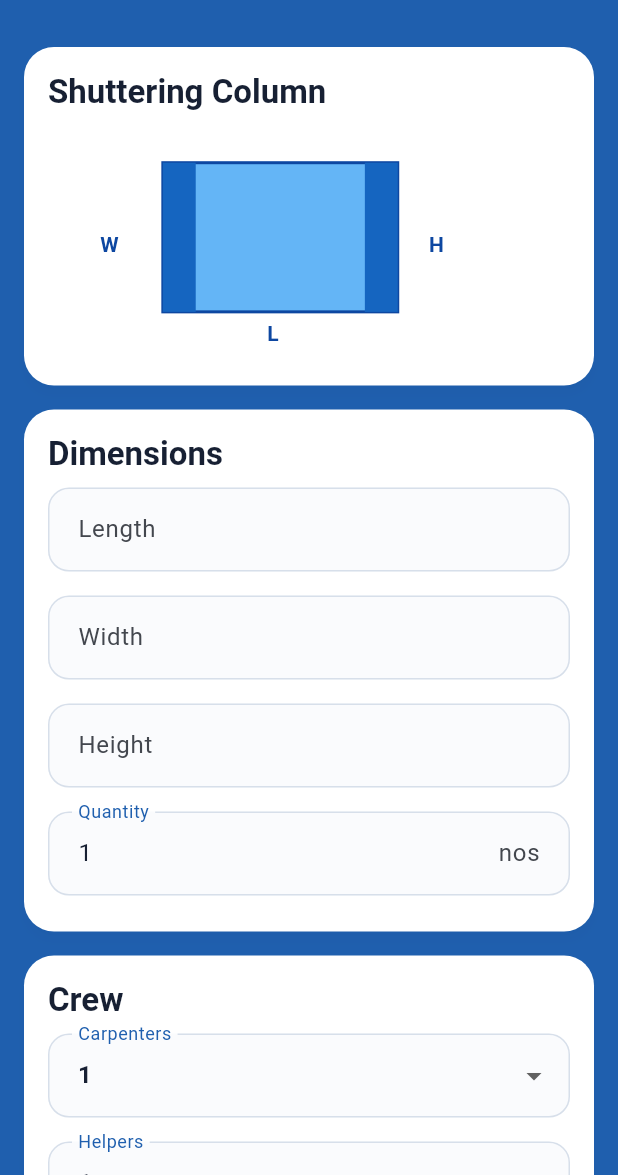
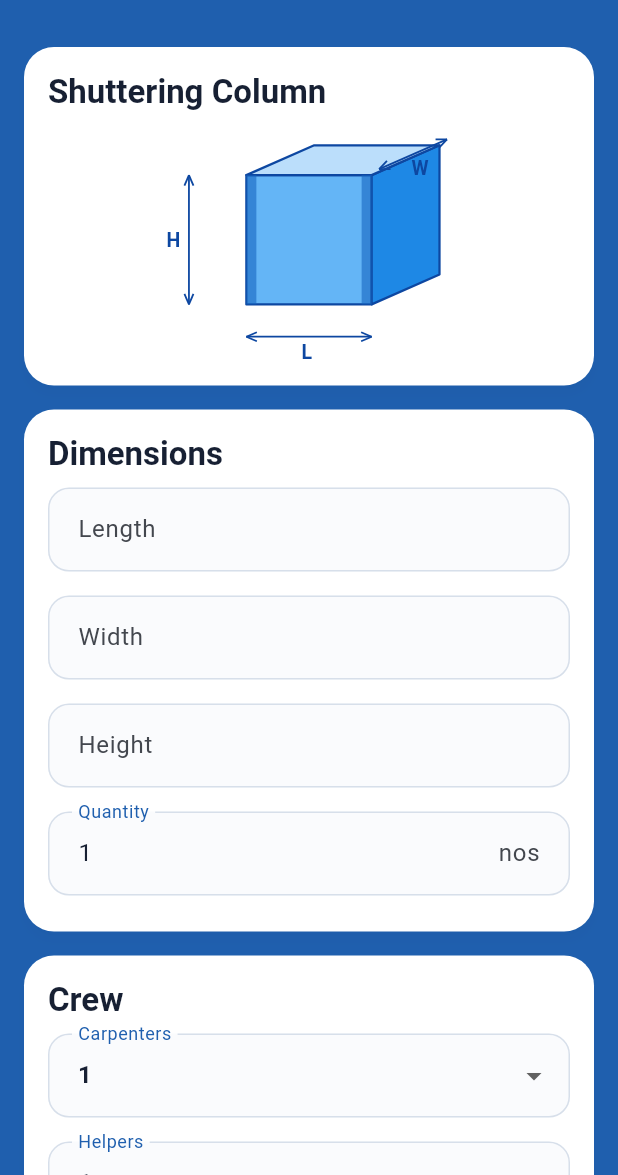
Before and after one commit to Akkiiip/SiteQuant, a Flutter app: the ShutteringScreen screen opened directly, after a tap on "Column", on a phone screen of 412 x 824 dp, the part 61-1236 px from its top. Run offline on Flutter 3.47's test engine with Material 3 defaults, Android fonts, the phone set to English and light mode, and no system bars; our stand-ins replace firebase_analytics, firebase_core, firebase_crashlytics, google_mobile_ads, shared_preferences; accounts and stored records are empty; statements that could not run were skipped.

Commit message:
ui: improve shuttering diagrams

```diff
--- a/lib/widgets/shuttering_diagram.dart
+++ b/lib/widgets/shuttering_diagram.dart
@@ -1,102 +1,188 @@
 import 'package:flutter/material.dart';
+
 import '../models/shuttering_result.dart';
 
+/// Offline engineering schematic for the Shuttering selector and input screens.
 class ShutteringDiagram extends StatelessWidget {
   const ShutteringDiagram({super.key, required this.type});
+
   final ShutteringType type;
+
+  String get dimensionLabels => switch (type) {
+    ShutteringType.column => 'L W H',
+    ShutteringType.beam => 'L B D',
+    ShutteringType.footing => 'L W D',
+    ShutteringType.wall => 'L H T',
+    ShutteringType.slab => 'L W T',
+  };
+
   @override
-  Widget build(BuildContext context) => AspectRatio(
-    aspectRatio: 2.1,
-    child: CustomPaint(painter: _ShutteringPainter(type)),
+  Widget build(BuildContext context) => Semantics(
+    label: 'Shuttering ${type.name} dimensions $dimensionLabels',
+    child: AspectRatio(
+      aspectRatio: 2.1,
+      child: CustomPaint(painter: _ShutteringPainter(type)),
+    ),
   );
 }
 
 class _ShutteringPainter extends CustomPainter {
   const _ShutteringPainter(this.type);
+
   final ShutteringType type;
+
+  static const _ink = Color(0xff0d47a1);
+  static const _front = Color(0xff64b5f6);
+  static const _side = Color(0xff1e88e5);
+  static const _top = Color(0xffbbdefb);
+  static const _shutter = Color(0xff1565c0);
+
   @override
-  void paint(Canvas c, Size s) {
-    final p = Paint()
-      ..style = PaintingStyle.stroke
-      ..strokeWidth = 2
-      ..color = const Color(0xff0d47a1);
-    final fill = Paint()..color = const Color(0xff64b5f6);
-    final hi = Paint()..color = const Color(0xff1565c0);
-    final r = Rect.fromLTWH(
-      s.width * .22,
-      s.height * .2,
-      s.width * .45,
-      s.height * .6,
-    );
-    if (type == ShutteringType.wall) {
-      c.drawRect(r, fill);
-      c.drawRect(r, p);
-      c.drawLine(
-        Offset(r.right + 12, r.top),
-        Offset(r.right + 12, r.bottom),
-        p,
-      );
-      _labels(c, s, 'L', 'H', 'T');
-      return;
+  void paint(Canvas canvas, Size size) {
+    switch (type) {
+      case ShutteringType.column:
+        _column(canvas, size);
+      case ShutteringType.beam:
+        _beam(canvas, size);
+      case ShutteringType.footing:
+        _footing(canvas, size);
+      case ShutteringType.wall:
+        _wall(canvas, size);
+      case ShutteringType.slab:
+        _slab(canvas, size);
     }
-    if (type == ShutteringType.slab) {
-      final top = Path()
-        ..moveTo(r.left, r.top + 20)
-        ..lineTo(r.right, r.top)
-        ..lineTo(r.right + 20, r.top + 14)
-        ..lineTo(r.left + 20, r.top + 34)
-        ..close();
-      c.drawPath(top, fill);
-      c.drawRect(
-        Rect.fromLTWH(r.left + 20, r.top + 34, r.width, r.height * .22),
-        hi,
-      );
-      _labels(c, s, 'L', 'W', '');
-      return;
-    }
-    if (type == ShutteringType.beam) {
-      c.drawRect(
-        Rect.fromLTWH(r.left, r.top + 35, r.width, r.height * .32),
-        fill,
-      );
-      c.drawRect(Rect.fromLTWH(r.left, r.top + 35, r.width, r.height * .32), p);
-      c.drawRect(
-        Rect.fromLTWH(r.left, r.top + 35, r.width, r.height * .32),
-        hi..style = PaintingStyle.fill,
-      );
-      hi.style = PaintingStyle.fill;
-      _labels(c, s, 'L', 'B', 'D');
-      return;
-    }
-    c.drawRect(r, fill);
-    c.drawRect(r, p);
-    c.drawRect(Rect.fromLTWH(r.left, r.top, r.width * .14, r.height), hi);
-    c.drawRect(
-      Rect.fromLTWH(r.right - r.width * .14, r.top, r.width * .14, r.height),
-      hi,
-    );
-    _labels(c, s, 'L', 'W', type == ShutteringType.column ? 'H' : 'D');
   }
 
-  void _labels(Canvas c, Size s, String a, String b, String d) {
-    final style = const TextStyle(
-      color: Color(0xff0d47a1),
-      fontWeight: FontWeight.w700,
-      fontSize: 14,
-    );
-    void t(String x, Offset o) {
-      final tp = TextPainter(
-        text: TextSpan(text: x, style: style),
-        textDirection: TextDirection.ltr,
-      )..layout();
-      tp.paint(c, o);
+  Paint _fill(Color color) => Paint()..color = color;
+  Paint get _line => Paint()
+    ..color = _ink
+    ..strokeWidth = 1.5
+    ..style = PaintingStyle.stroke
+    ..strokeJoin = StrokeJoin.round;
+
+  void _face(Canvas c, List<Offset> points, Color color) {
+    final path = Path()..addPolygon(points, true);
+    c.drawPath(path, _fill(color));
+    c.drawPath(path, _line);
+  }
+
+  void _column(Canvas c, Size s) {
+    final w = s.width * .24;
+    final h = s.height * .52;
+    final x = s.width * .38;
+    final y = s.height * .25;
+    final d = Offset(s.width * .13, -s.height * .12);
+    final front = Rect.fromLTWH(x, y, w, h);
+    _face(c, [front.topLeft, front.topRight, front.bottomRight, front.bottomLeft], _front);
+    _face(c, [front.topRight, front.topRight + d, front.bottomRight + d, front.bottomRight], _side);
+    _face(c, [front.topLeft, front.topRight, front.topRight + d, front.topLeft + d], _top);
+    _shutterStrips(c, front, vertical: true);
+    _dimension(c, Offset(front.left, s.height * .9), Offset(front.right, s.height * .9), 'L');
+    _dimension(c, front.topRight + Offset(5, -4), front.topRight + d + Offset(5, -4), 'W');
+    _dimension(c, Offset(front.left - s.width * .11, front.top), Offset(front.left - s.width * .11, front.bottom), 'H');
+  }
+
+  void _beam(Canvas c, Size s) {
+    final x = s.width * .15;
+    final y = s.height * .38;
+    final w = s.width * .57;
+    final h = s.height * .27;
+    final d = Offset(s.width * .12, -s.height * .12);
+    final r = Rect.fromLTWH(x, y, w, h);
+    _face(c, [r.topLeft, r.topRight, r.bottomRight, r.bottomLeft], _front);
+    _face(c, [r.topRight, r.topRight + d, r.bottomRight + d, r.bottomRight], _side);
+    _face(c, [r.topLeft, r.topRight, r.topRight + d, r.topLeft + d], _top);
+    _face(c, [r.bottomLeft, r.bottomRight, r.bottomRight + Offset(0, s.height * .055), r.bottomLeft + Offset(0, s.height * .055)], _shutter);
+    _dimension(c, Offset(r.left, s.height * .9), Offset(r.right, s.height * .9), 'L');
+    _dimension(c, r.topRight + Offset(5, -4), r.topRight + d + Offset(5, -4), 'B');
+    _dimension(c, Offset(r.left - s.width * .08, r.top), Offset(r.left - s.width * .08, r.bottom), 'D');
+  }
+
+  void _footing(Canvas c, Size s) {
+    final x = s.width * .24;
+    final y = s.height * .43;
+    final w = s.width * .42;
+    final h = s.height * .25;
+    final d = Offset(s.width * .15, -s.height * .15);
+    final r = Rect.fromLTWH(x, y, w, h);
+    _face(c, [r.topLeft, r.topRight, r.bottomRight, r.bottomLeft], _shutter);
+    _face(c, [r.topRight, r.topRight + d, r.bottomRight + d, r.bottomRight], _side);
+    _face(c, [r.topLeft, r.topRight, r.topRight + d, r.topLeft + d], _top);
+    _dimension(c, Offset(r.left, s.height * .9), Offset(r.right, s.height * .9), 'L');
+    _dimension(c, r.topRight + Offset(5, -4), r.topRight + d + Offset(5, -4), 'W');
+    _dimension(c, Offset(r.left - s.width * .08, r.top), Offset(r.left - s.width * .08, r.bottom), 'D');
+  }
+
+  void _wall(Canvas c, Size s) {
+    final x = s.width * .18;
+    final y = s.height * .24;
+    final w = s.width * .55;
+    final h = s.height * .52;
+    final d = Offset(s.width * .11, -s.height * .09);
+    final r = Rect.fromLTWH(x, y, w, h);
+    _face(c, [r.topLeft, r.topRight, r.bottomRight, r.bottomLeft], _shutter);
+    _face(c, [r.topRight, r.topRight + d, r.bottomRight + d, r.bottomRight], _side);
+    _face(c, [r.topLeft, r.topRight, r.topRight + d, r.topLeft + d], _top);
+    _dimension(c, Offset(r.left, s.height * .9), Offset(r.right, s.height * .9), 'L');
+    _dimension(c, Offset(r.left - s.width * .09, r.top), Offset(r.left - s.width * .09, r.bottom), 'H');
+    _dimension(c, r.topRight + Offset(4, -5), r.topRight + d + Offset(4, -5), 'T');
+  }
+
+  void _slab(Canvas c, Size s) {
+    final x = s.width * .20;
+    final y = s.height * .35;
+    final w = s.width * .47;
+    final d = Offset(s.width * .16, -s.height * .13);
+    final thickness = s.height * .09;
+    final top = [Offset(x, y), Offset(x + w, y), Offset(x + w, y) + d, Offset(x, y) + d];
+    _face(c, top, _top);
+    _face(c, [Offset(x, y), Offset(x + w, y), Offset(x + w, y + thickness), Offset(x, y + thickness)], _front);
+    _face(c, [Offset(x + w, y), Offset(x + w, y) + d, Offset(x + w, y + thickness) + d, Offset(x + w, y + thickness)], _side);
+    _face(c, [Offset(x, y + thickness), Offset(x + w, y + thickness), Offset(x + w, y + thickness) + d, Offset(x, y + thickness) + d], _shutter);
+    _dimension(c, Offset(x, s.height * .9), Offset(x + w, s.height * .9), 'L');
+    _dimension(c, Offset(x + w + 4, y - 4), Offset(x + w, y) + d + Offset(4, -4), 'W');
+    _dimension(c, Offset(x - s.width * .08, y), Offset(x - s.width * .08, y + thickness), 'T');
+  }
+
+  void _shutterStrips(Canvas c, Rect r, {required bool vertical}) {
+    final paint = Paint()..color = _shutter.withValues(alpha: .6);
+    if (vertical) {
+      c.drawRect(Rect.fromLTWH(r.left, r.top, r.width * .08, r.height), paint);
+      c.drawRect(Rect.fromLTWH(r.right - r.width * .08, r.top, r.width * .08, r.height), paint);
     }
+  }
 
-    t(a, Offset(s.width * .42, s.height * .84));
-    t(b, Offset(s.width * .1, s.height * .48));
-    if (d.isNotEmpty) t(d, Offset(s.width * .73, s.height * .48));
+  void _dimension(Canvas c, Offset from, Offset to, String label) {
+    final paint = Paint()
+      ..color = _ink
+      ..strokeWidth = 1.2
+      ..style = PaintingStyle.stroke;
+    c.drawLine(from, to, paint);
+    _arrow(c, from, to, paint);
+    _arrow(c, to, from, paint);
+    final mid = Offset((from.dx + to.dx) / 2, (from.dy + to.dy) / 2);
+    final normal = Offset(-(to.dy - from.dy), to.dx - from.dx);
+    final length = normal.distance == 0 ? 1.0 : normal.distance;
+    _text(c, label, mid + normal / length * 10 - const Offset(5, 7));
+  }
+
+  void _arrow(Canvas c, Offset tip, Offset toward, Paint paint) {
+    final vector = toward - tip;
+    final length = vector.distance == 0 ? 1.0 : vector.distance;
+    final unit = vector / length;
+    final perpendicular = Offset(-unit.dy, unit.dx);
+    c.drawLine(tip, tip + unit * 7 + perpendicular * 3, paint);
+    c.drawLine(tip, tip + unit * 7 - perpendicular * 3, paint);
+  }
+
+  void _text(Canvas c, String value, Offset offset) {
+    final painter = TextPainter(
+      text: TextSpan(text: value, style: const TextStyle(color: _ink, fontWeight: FontWeight.w700, fontSize: 13)),
+      textDirection: TextDirection.ltr,
+    )..layout();
+    painter.paint(c, offset);
   }
 
   @override
-  bool shouldRepaint(covariant _ShutteringPainter old) => old.type != type;
+  bool shouldRepaint(covariant _ShutteringPainter oldDelegate) => oldDelegate.type != type;
 }
```
Also changed, not shown: 1 other file.
